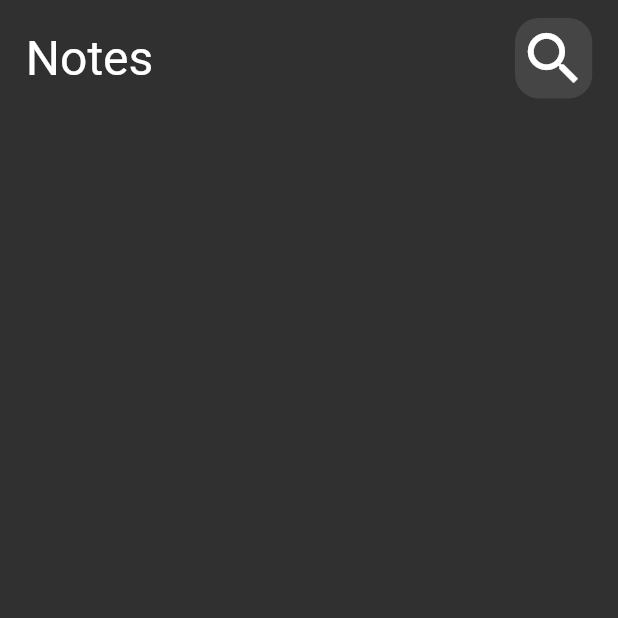
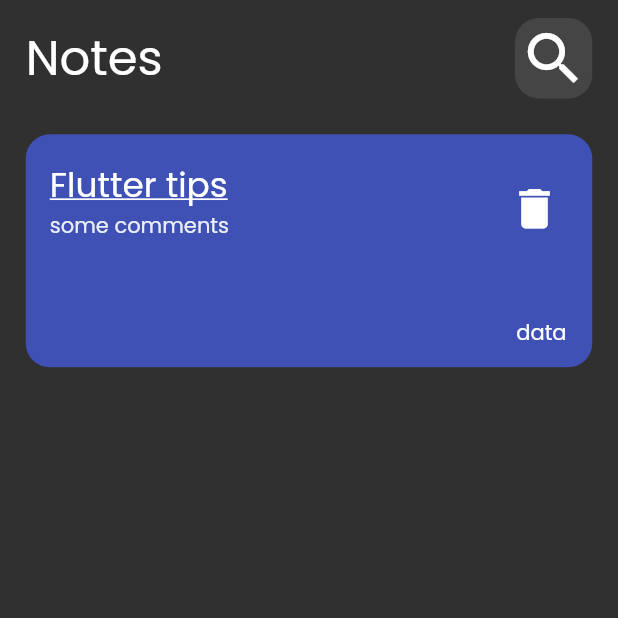
Before and after one commit to YOUSUF-IZZI/notes_app, a Flutter app: the screen it shows after launch, on a phone screen of 412 x 824 dp, the top half of it. Run offline on Flutter 3.47's test engine with Material 2 defaults, Android fonts, the phone set to English and light mode, and no system bars; our stand-ins replace flutter_screenutil.

Commit message:
adding note card

```diff
--- a/lib/main.dart
+++ b/lib/main.dart
@@ -19,7 +19,11 @@ class MyNotesApp extends StatelessWidget {
       builder: (context, child) {
         return MaterialApp(
             debugShowCheckedModeBanner: false,
-            theme: ThemeData.dark(),
+            theme: ThemeData(
+              brightness: Brightness.dark,
+              fontFamily: 'Poppins'
+            ),
+
             home: const HomePage()
         );
       },
--- a/lib/src/features/notes/presentation_layer/pages/home_page.dart
+++ b/lib/src/features/notes/presentation_layer/pages/home_page.dart
@@ -1,6 +1,7 @@
 import 'package:flutter/material.dart';
 import 'package:flutter_screenutil/flutter_screenutil.dart';
 import 'package:my_notes/src/features/notes/presentation_layer/widgets/custom_app_bar.dart';
+import 'package:my_notes/src/features/notes/presentation_layer/widgets/note_card.dart';
 
 
 class HomePage extends StatelessWidget {
@@ -12,9 +13,11 @@ class HomePage extends StatelessWidget {
       child: Scaffold(
         body: Padding(
           padding: EdgeInsets.symmetric(horizontal: 15.w, vertical: 10.h),
-          child: const Column(
+          child: Column(
             children: [
-              CustomAppBar(),
+              const CustomAppBar(),
+              SizedBox(height: 20.h,),
+              const NoteCardWidget()
             ],
           ),
         ),
--- /dev/null
+++ b/lib/src/features/notes/presentation_layer/widgets/note_card.dart
@@ -0,0 +1,37 @@
+import 'package:flutter/material.dart';
+import 'package:flutter_screenutil/flutter_screenutil.dart';
+
+
+class NoteCardWidget extends StatelessWidget {
+  const NoteCardWidget({super.key});
+
+  @override
+  Widget build(BuildContext context) {
+    return Container(
+        padding: EdgeInsets.symmetric(vertical: 10.h),
+        height: 130.h,
+        decoration: BoxDecoration(
+            color: Colors.indigo,
+            borderRadius: BorderRadius.circular(16)
+        ),
+        child: Column(
+          crossAxisAlignment: CrossAxisAlignment.end,
+          children: [
+            ListTile(
+                title: Text('Flutter tips', style: TextStyle(fontSize: 20.sp, color: Colors.white, decoration: TextDecoration.underline),),
+                subtitle: Text('some comments', style: TextStyle(color: Colors.white.withOpacity(0.9))),
+                trailing: IconButton(
+                  icon: const Icon(Icons.delete, color: Colors.white, size: 35,),
+                  onPressed: (){},
+                )
+            ),
+            const Spacer(),
+            Padding(
+              padding: EdgeInsets.symmetric(horizontal: 15.w),
+              child: const Text('data'),
+            )
+          ],
+        )
+    );
+  }
+}
```
Also changed, not shown: pubspec.yaml (+7 -6 lines), assets/fonts/poppins/Poppins-Bold.ttf (added), assets/fonts/poppins/Poppins-ExtraBold.ttf (added), assets/fonts/poppins/Poppins-Medium.ttf (added), assets/fonts/poppins/Poppins-Regular.ttf (added).
